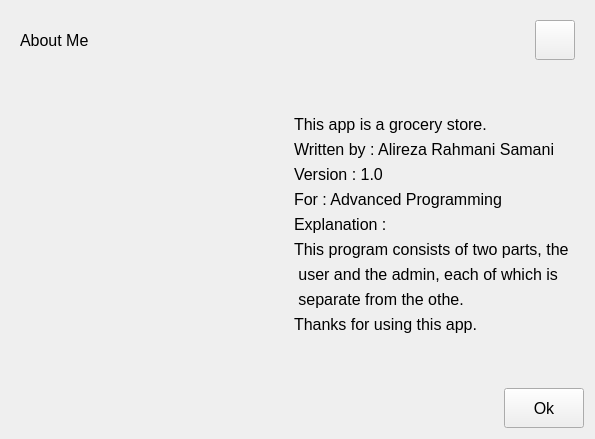
Before: the Qt Designer form AP_Project/aboutme_page.ui in alirrah/AP_Project, drawn with Qt 5.
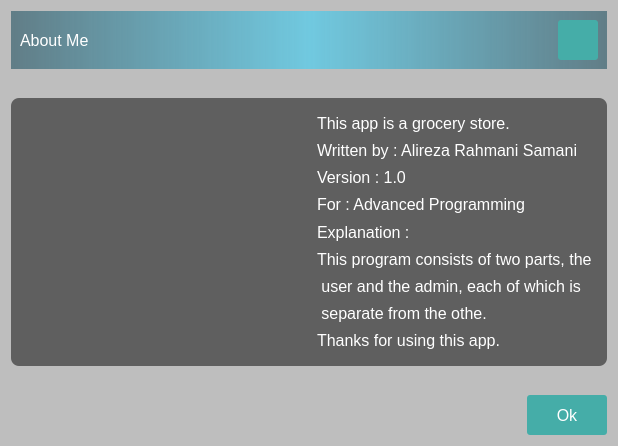
After: the same form once the commit is applied. Icons and pictures are not drawn.

Commit message: use css code in aboutme_page.ui and add image

```diff
--- a/AP_Project/aboutme_page.ui
+++ b/AP_Project/aboutme_page.ui
@@ -6,8 +6,8 @@
    <rect>
     <x>0</x>
     <y>0</y>
-    <width>595</width>
-    <height>439</height>
+    <width>617</width>
+    <height>446</height>
    </rect>
   </property>
   <property name="font">
@@ -22,6 +22,48 @@
    <iconset resource="resource.qrc">
     <normaloff>:/icon/About.ico</normaloff>:/icon/About.ico</iconset>
   </property>
+  <property name="styleSheet">
+   <string notr="true">#top_panel
+{
+	 background-color: qlineargradient(spread:reflect, x1:0.5, y1:0, x2:0, y2:0, stop:0 rgba(91, 204, 233, 200), stop:1 rgba(32, 80, 96, 150));
+ }
+#lbl1, #lbl2, #lbl3, #lbl3, #lbl4, #lbl5, #lbl6, #lbl7, #lbl8, #lbl9, #aboutme_lbl
+{
+ 	color: white;
+ }
+#centralwidget 
+{
+	border-image :url(:/image/blurred-background-supermarket-aisle-with-products_62890-121.jpg);
+ }
+#ok_btn, #close_btn
+{
+  	color: white;
+  	background-color: #45ada8;
+  	border-width: 0px;
+  	border-radius: 3px;
+}
+#ok_btn:hover
+{
+ 	background-color: #547980;
+ }
+ #close_btn:hover
+{
+	 background-color: rgb(158, 0, 0);
+}
+#main_panel
+{
+  	background: rgba(0, 0, 0, 0.5);
+  	border-radius: 8px;
+}
+#image
+{
+	border-radius : 8px;
+}
+#aboutme_page
+{
+	background-color : rgb(190, 190, 190)
+}</string>
+  </property>
   <layout class="QVBoxLayout" name="verticalLayout">
    <item>
     <widget class="QFrame" name="top_panel">
@@ -100,10 +142,22 @@
     <widget class="QFrame" name="main_panel">
      <layout class="QHBoxLayout" name="horizontalLayout_3">
       <property name="topMargin">
-       <number>1</number>
+       <number>9</number>
       </property>
       <item>
        <widget class="QLabel" name="image">
+        <property name="minimumSize">
+         <size>
+          <width>285</width>
+          <height>250</height>
+         </size>
+        </property>
+        <property name="maximumSize">
+         <size>
+          <width>285</width>
+          <height>250</height>
+         </size>
+        </property>
         <property name="text">
          <string/>
         </property>
@@ -125,6 +179,11 @@
         </property>
         <item>
          <widget class="QLabel" name="lbl1">
+          <property name="font">
+           <font>
+            <pointsize>12</pointsize>
+           </font>
+          </property>
           <property name="text">
            <string>This app is a grocery store.</string>
           </property>
@@ -132,6 +191,11 @@
         </item>
         <item>
          <widget class="QLabel" name="lbl2">
+          <property name="font">
+           <font>
+            <pointsize>12</pointsize>
+           </font>
+          </property>
           <property name="text">
            <string>Written by : Alireza Rahmani Samani</string>
           </property>
@@ -139,6 +203,11 @@
         </item>
         <item>
          <widget class="QLabel" name="lbl3">
+          <property name="font">
+           <font>
+            <pointsize>12</pointsize>
+           </font>
+          </property>
           <property name="text">
            <string>Version : 1.0</string>
           </property>
@@ -146,6 +215,11 @@
         </item>
         <item>
          <widget class="QLabel" name="lbl4">
+          <property name="font">
+           <font>
+            <pointsize>12</pointsize>
+           </font>
+          </property>
           <property name="text">
            <string>For : Advanced Programming</string>
           </property>
@@ -153,6 +227,11 @@
         </item>
         <item>
          <widget class="QLabel" name="lbl5">
+          <property name="font">
+           <font>
+            <pointsize>12</pointsize>
+           </font>
+          </property>
           <property name="text">
            <string>Explanation :</string>
           </property>
@@ -160,6 +239,11 @@
         </item>
         <item>
          <widget class="QLabel" name="lbl6">
+          <property name="font">
+           <font>
+            <pointsize>12</pointsize>
+           </font>
+          </property>
           <property name="text">
            <string>This program consists of two parts, the</string>
           </property>
@@ -167,6 +251,11 @@
         </item>
         <item>
          <widget class="QLabel" name="lbl7">
+          <property name="font">
+           <font>
+            <pointsize>12</pointsize>
+           </font>
+          </property>
           <property name="text">
            <string> user and the admin, each of which is</string>
           </property>
@@ -174,6 +263,11 @@
         </item>
         <item>
          <widget class="QLabel" name="lbl8">
+          <property name="font">
+           <font>
+            <pointsize>12</pointsize>
+           </font>
+          </property>
           <property name="text">
            <string> separate from the othe.</string>
           </property>
@@ -181,6 +275,11 @@
         </item>
         <item>
          <widget class="QLabel" name="lbl9">
+          <property name="font">
+           <font>
+            <pointsize>12</pointsize>
+           </font>
+          </property>
           <property name="text">
            <string>Thanks for using this app.</string>
           </property>
@@ -236,6 +335,11 @@
          <height>40</height>
         </size>
        </property>
+       <property name="font">
+        <font>
+         <pointsize>12</pointsize>
+        </font>
+       </property>
        <property name="text">
         <string>Ok</string>
        </property>
```
Left out of the diff: 6 changed lines with no effect on the pictures. The commit also changes 7 other files.
